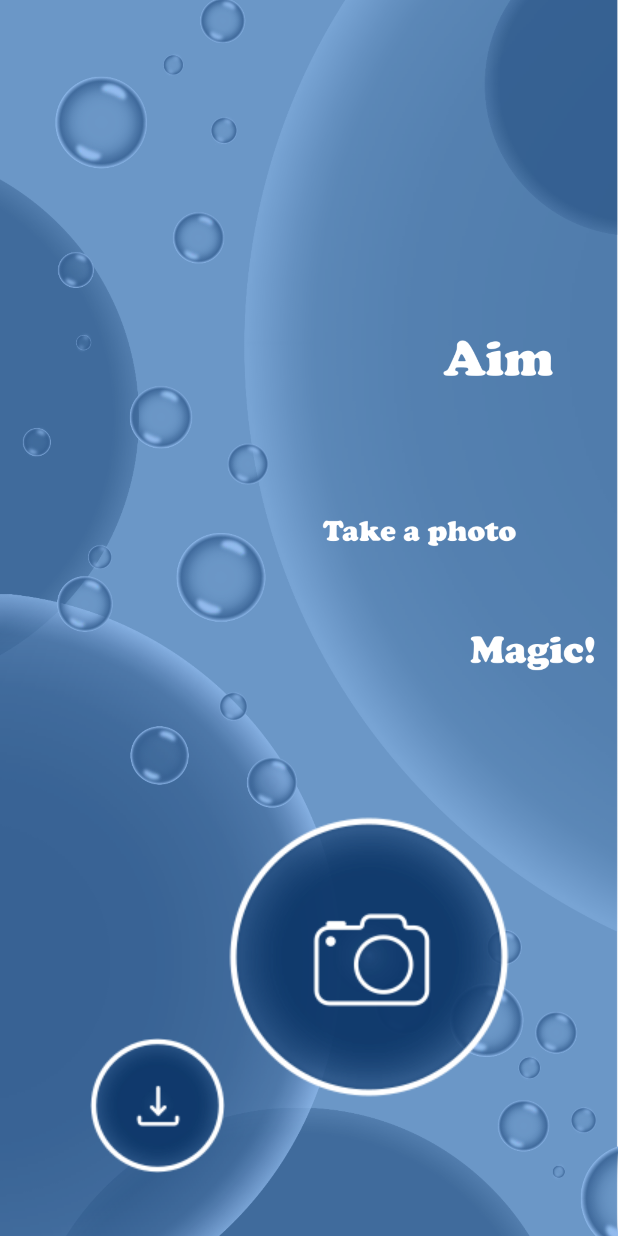
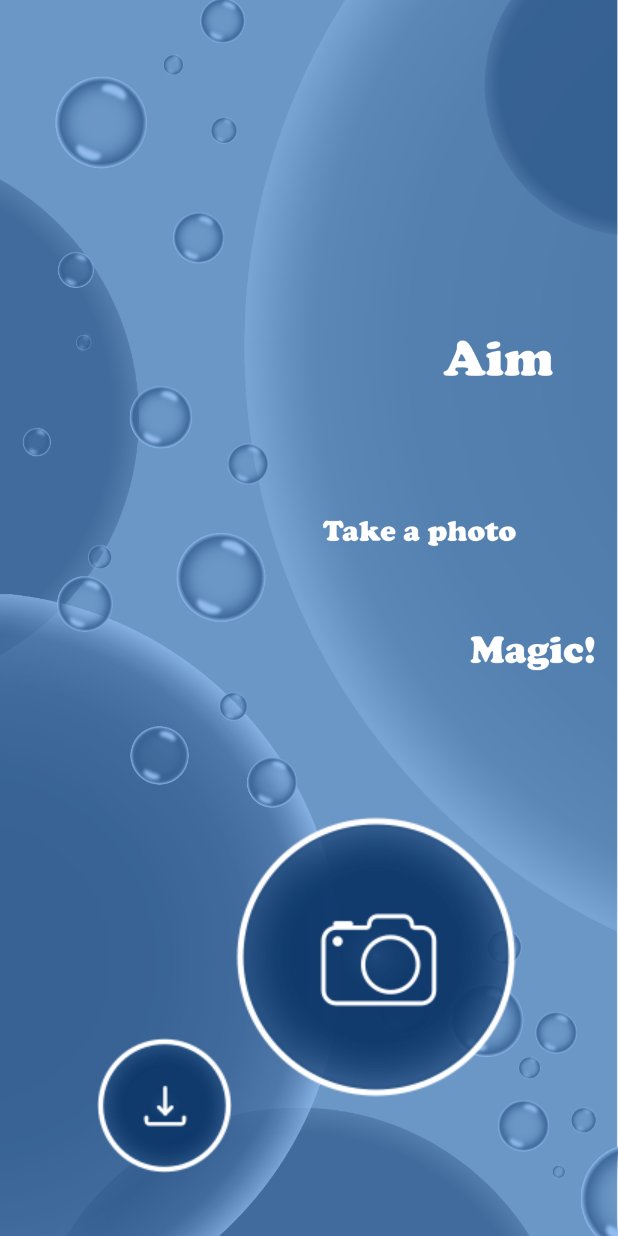
Before and after one commit to vasilievan/OpenHackaton, an Android app: the MainActivity screen opened directly, with no data from a screen before it, on a phone screen of 412 x 824 dp. Run offline under Robolectric (Android 15) with nearby library versions, the phone set to English and light mode, and no system bars; libraries missing offline, so code that uses them is left out: androidx.camera.core, androidx.camera.lifecycle, androidx.camera.view, com.googlecode.tesseract; network calls fail.

Commit message:
//ui was fixed.

```diff
--- a/app/src/main/res/drawable/ic_camera.xml
+++ b/app/src/main/res/drawable/ic_camera.xml
@@ -1,6 +1,6 @@
 <vector xmlns:android="http://schemas.android.com/apk/res/android"
-    android:width="128dp"
-    android:height="128dp"
+    android:width="100dp"
+    android:height="100dp"
     android:viewportWidth="192"
     android:viewportHeight="192">
   <path
--- a/app/src/main/res/layout/activity_camera.xml
+++ b/app/src/main/res/layout/activity_camera.xml
@@ -4,9 +4,7 @@
     xmlns:app="http://schemas.android.com/apk/res-auto"
     xmlns:tools="http://schemas.android.com/tools"
     android:layout_width="match_parent"
-        android:layout_height="match_parent"
-       >
-
+    android:layout_height="match_parent">
     <androidx.camera.view.PreviewView
         android:id="@+id/viewFinder"
         android:layout_width="match_parent"
@@ -14,8 +12,7 @@
         app:layout_constraintBottom_toBottomOf="parent"
         app:layout_constraintEnd_toEndOf="parent"
         app:layout_constraintStart_toStartOf="parent"
-            app:layout_constraintTop_toTopOf="parent" />
-
+        app:layout_constraintTop_toTopOf="parent"/>
     <View
         android:id="@+id/rectangle"
         android:layout_width="match_parent"
@@ -25,17 +22,16 @@
         app:layout_constraintBottom_toTopOf="@+id/cameraBottomView"
         app:layout_constraintEnd_toEndOf="parent"
         app:layout_constraintStart_toStartOf="parent"
-            app:layout_constraintTop_toTopOf="parent" />
-
+        app:layout_constraintTop_toTopOf="parent"/>
     <View
         android:id="@+id/cameraBottomView"
         android:layout_width="match_parent"
         android:layout_height="130dp"
         app:layout_constraintBottom_toBottomOf="parent"
         app:layout_constraintEnd_toEndOf="parent"
-            app:layout_constraintStart_toStartOf="parent" />
-
+        app:layout_constraintStart_toStartOf="parent"/>
     <ImageButton
+        android:layout_marginBottom="40sp"
         android:id="@+id/cameraCaptureImageButton"
         android:layout_width="wrap_content"
         android:layout_height="wrap_content"
@@ -46,6 +42,5 @@
         app:layout_constraintStart_toStartOf="@id/cameraBottomView"
         app:layout_constraintTop_toTopOf="@id/cameraBottomView"
         tools:ignore="ContentDescription"
-            android:onClick="takeAPhoto" />
-
+        android:onClick="takeAPhoto"/>
 </androidx.constraintlayout.widget.ConstraintLayout>
--- a/app/src/main/res/layout/activity_main.xml
+++ b/app/src/main/res/layout/activity_main.xml
@@ -25,37 +25,31 @@
             android:text=""
             android:layout_centerHorizontal="true"
             android:layout_margin="20sp"/>
-        <RelativeLayout
+        <LinearLayout
+            android:layout_centerHorizontal="true"
             android:layout_alignParentBottom="true"
             android:layout_width="wrap_content"
             android:layout_height="wrap_content">
             <ImageButton
                 android:layout_marginTop="150sp"
-                android:layout_marginStart="60sp"
                 android:src="@drawable/choose"
                 android:background="@android:color/transparent"
-                android:layout_alignParentStart="true"
                 android:id="@+id/chooseButton"
                 android:layout_width="wrap_content"
                 android:layout_height="wrap_content"
                 android:onClick="chosen"
                 android:text="@string/choose_a_picture"
-                android:textAllCaps="false">
-            </ImageButton>
+                android:textAllCaps="false"/>
             <ImageButton
                 android:layout_marginBottom="90sp"
-                android:layout_marginEnd="70sp"
                 android:src="@drawable/camera"
                 android:background="@android:color/transparent"
                 android:id="@+id/photoButton"
-                android:layout_alignParentEnd="true"
                 android:layout_width="wrap_content"
                 android:layout_height="wrap_content"
                 android:text="@string/take_a_photo"
                 android:textAllCaps="false"
-                android:onClick="takeAPhoto">
-            </ImageButton>
-
-        </RelativeLayout>
+                android:onClick="takeAPhoto"/>
+        </LinearLayout>
     </RelativeLayout>
 </androidx.constraintlayout.widget.ConstraintLayout>
```
Lines whose indentation alone changed are shown as unchanged.
